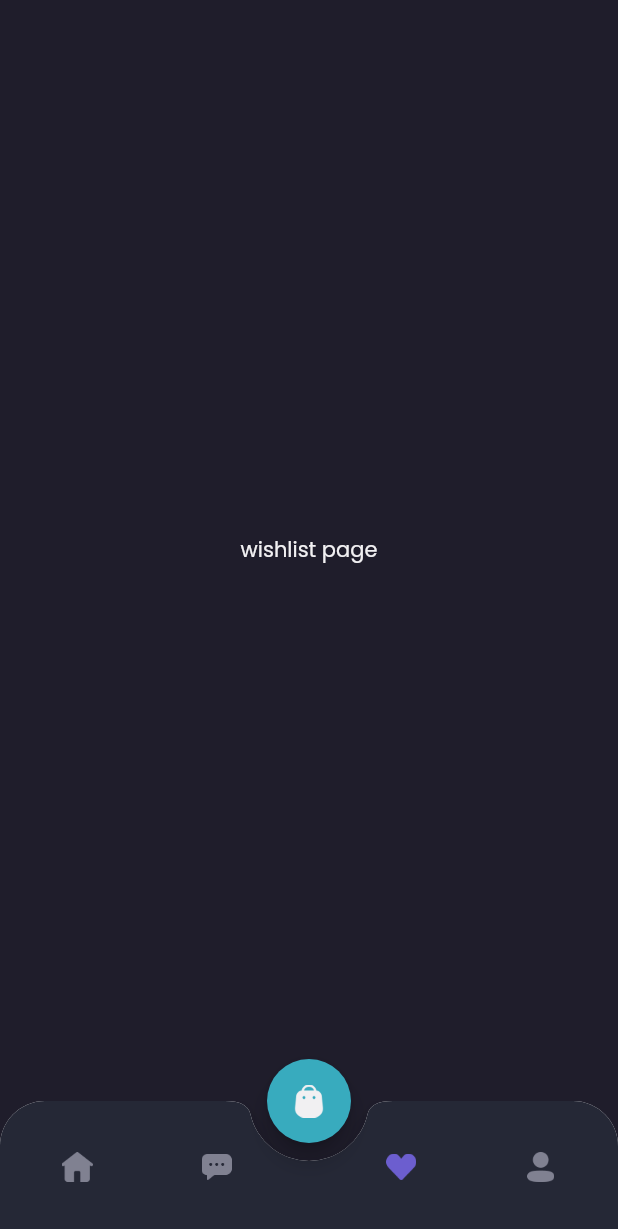
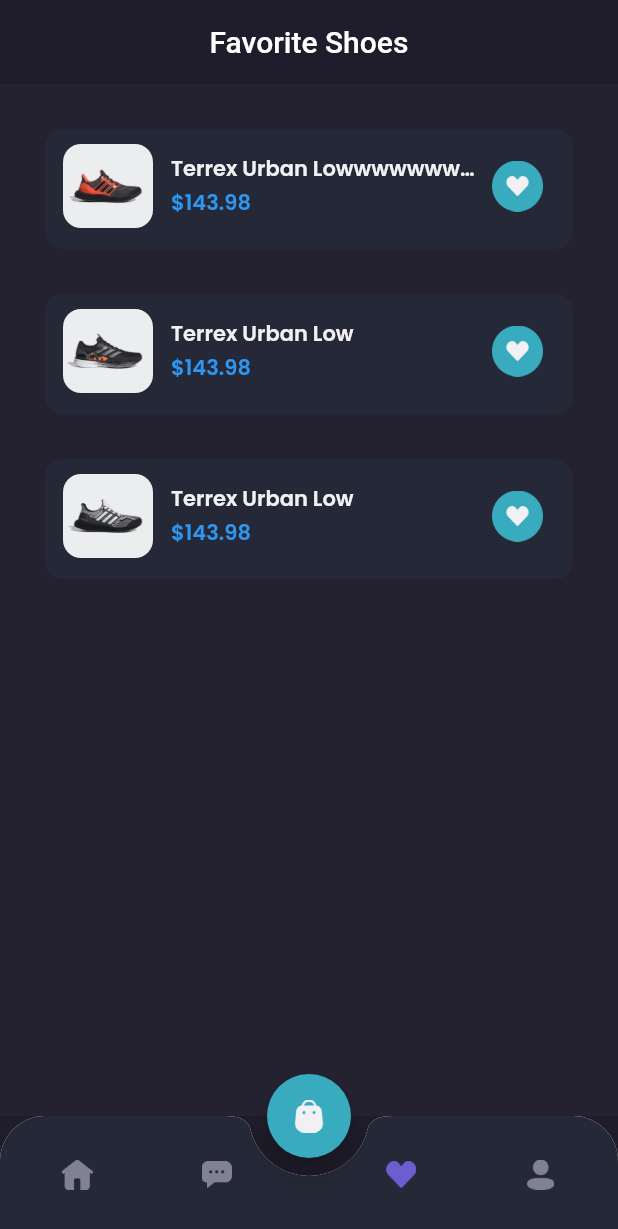
Before and after one commit to diajarkoding/shoes_store, a Flutter app: the MainPage screen opened by its route, item 3 of the bottom bar chosen, on a phone screen of 412 x 824 dp. Shown: the top 1229 px of the screen. Run offline on Flutter 3.47's test engine with Material 2 defaults, Android fonts, the phone set to English and light mode, and no system bars; our stand-ins replace google_fonts.

Commit message:
Modified file main_page.dart, wishlist_page.dart and add file wishlist_card.dart

```diff
--- a/lib/pages/home/main_page.dart
+++ b/lib/pages/home/main_page.dart
@@ -47,7 +47,7 @@ class _MainPageState extends State<MainPage> {
           items: [
             BottomNavigationBarItem(
                 icon: Container(
-                  margin: const EdgeInsets.only(top: 20, bottom: 20),
+                  margin: const EdgeInsets.only(top: 15, bottom: 15),
                   child: Image.asset(
                     'assets/icon_home.png',
                     width: 21,
@@ -59,7 +59,7 @@ class _MainPageState extends State<MainPage> {
                 label: ''),
             BottomNavigationBarItem(
                 icon: Container(
-                  margin: const EdgeInsets.only(top: 20, bottom: 20, right: 20),
+                  margin: const EdgeInsets.only(top: 15, bottom: 15, right: 20),
                   child: Image.asset(
                     'assets/icon_chat.png',
                     width: 20,
@@ -71,7 +71,7 @@ class _MainPageState extends State<MainPage> {
                 label: ''),
             BottomNavigationBarItem(
                 icon: Container(
-                  margin: const EdgeInsets.only(top: 20, bottom: 20, left: 20),
+                  margin: const EdgeInsets.only(top: 15, bottom: 15, left: 20),
                   child: Image.asset(
                     'assets/icon_wishlist.png',
                     width: 20,
@@ -84,8 +84,8 @@ class _MainPageState extends State<MainPage> {
             BottomNavigationBarItem(
                 icon: Container(
                   margin: const EdgeInsets.only(
-                    top: 20,
-                    bottom: 20,
+                    top: 15,
+                    bottom: 15,
                   ),
                   child: Image.asset(
                     'assets/icon_profile.png',
--- a/lib/pages/home/wishlist_page.dart
+++ b/lib/pages/home/wishlist_page.dart
@@ -1,20 +1,102 @@
 import 'package:flutter/material.dart';
 import 'package:toko_sepatu/shared/theme.dart';
+import 'package:toko_sepatu/widgets/wishlist_card.dart';
 
 class WishListPage extends StatelessWidget {
   const WishListPage({Key? key}) : super(key: key);
 
   @override
   Widget build(BuildContext context) {
-    Widget header() {
-      return AppBar();
+    PreferredSizeWidget header() {
+      return AppBar(
+        title: const Text('Favorite Shoes'),
+        centerTitle: true,
+        automaticallyImplyLeading: false,
+        elevation: 0,
+        backgroundColor: backgroudColor1,
+      );
     }
 
-    return Center(
-      child: Text(
-        'wishlist page',
-        style: primaryTextStyle,
-      ),
-    );
+    Widget emptyWishlist() {
+      return Expanded(
+        child: Container(
+          width: double.infinity,
+          color: backgroudColor3,
+          child: Column(
+            mainAxisAlignment: MainAxisAlignment.center,
+            children: [
+              Image.asset(
+                'assets/image_wishlist.png',
+                width: 80,
+              ),
+              const SizedBox(
+                height: 20,
+              ),
+              Text(
+                ' You don\'t have dream shoes?',
+                style:
+                    primaryTextStyle.copyWith(fontSize: 16, fontWeight: medium),
+              ),
+              const SizedBox(
+                height: 12,
+              ),
+              Text(
+                'Let\'s find your favorite shoes',
+                style: secondaryTextStyle,
+              ),
+              const SizedBox(
+                height: 20,
+              ),
+              SizedBox(
+                height: 44,
+                child: ElevatedButton(
+                  onPressed: () {},
+                  style: ElevatedButton.styleFrom(
+                    padding: const EdgeInsets.symmetric(
+                        horizontal: 24, vertical: 10),
+                    shape: RoundedRectangleBorder(
+                      borderRadius: BorderRadius.circular(12),
+                    ),
+                    primary: primaryColor,
+                  ),
+                  child: Text(
+                    'Explore Store',
+                    style: primaryTextStyle.copyWith(
+                        fontSize: 16, fontWeight: medium),
+                  ),
+                ),
+              ),
+            ],
+          ),
+        ),
+      );
+    }
+
+    Widget content() {
+      return Expanded(
+          child: Container(
+        width: double.infinity,
+        color: backgroudColor3,
+        child: ListView(
+          padding: const EdgeInsets.symmetric(horizontal: 30),
+          children: const [
+            WishlistCard(
+                imageUrl: 'assets/image_shoes.png',
+                title: 'Terrex Urban Lowwwwwwwww',
+                price: 143.98),
+            WishlistCard(
+                imageUrl: 'assets/image_shoes2.png',
+                title: 'Terrex Urban Low',
+                price: 143.98),
+            WishlistCard(
+                imageUrl: 'assets/image_shoes3.png',
+                title: 'Terrex Urban Low',
+                price: 143.98),
+          ],
+        ),
+      ));
+    }
+
+    return Column(children: [header(), content()]);
   }
 }
--- /dev/null
+++ b/lib/widgets/wishlist_card.dart
@@ -0,0 +1,62 @@
+import 'package:flutter/material.dart';
+import 'package:toko_sepatu/shared/theme.dart';
+
+class WishlistCard extends StatelessWidget {
+  final String imageUrl;
+  final String title;
+  final double price;
+  const WishlistCard(
+      {Key? key,
+      required this.imageUrl,
+      required this.title,
+      required this.price})
+      : super(key: key);
+
+  @override
+  Widget build(BuildContext context) {
+    return Container(
+      margin: const EdgeInsets.only(top: 30),
+      padding: const EdgeInsets.fromLTRB(12, 10, 20, 14),
+      decoration: BoxDecoration(
+          color: backgroudColor4, borderRadius: BorderRadius.circular(12)),
+      child: Row(
+        children: [
+          ClipRRect(
+            borderRadius: BorderRadius.circular(12),
+            child: Image.asset(
+              imageUrl,
+              width: 60,
+            ),
+          ),
+          const SizedBox(
+            width: 12,
+          ),
+          Expanded(
+            child: Column(
+              crossAxisAlignment: CrossAxisAlignment.start,
+              mainAxisAlignment: MainAxisAlignment.center,
+              children: [
+                Text(
+                  title,
+                  style: primaryTextStyle.copyWith(fontWeight: semiBold),
+                  overflow: TextOverflow.ellipsis,
+                ),
+                const SizedBox(
+                  height: 2,
+                ),
+                Text(
+                  '\$$price',
+                  style: priceTextStyle.copyWith(fontWeight: semiBold),
+                ),
+              ],
+            ),
+          ),
+          Image.asset(
+            'assets/button_wishlist_blue.png',
+            width: 34,
+          )
+        ],
+      ),
+    );
+  }
+}
```
